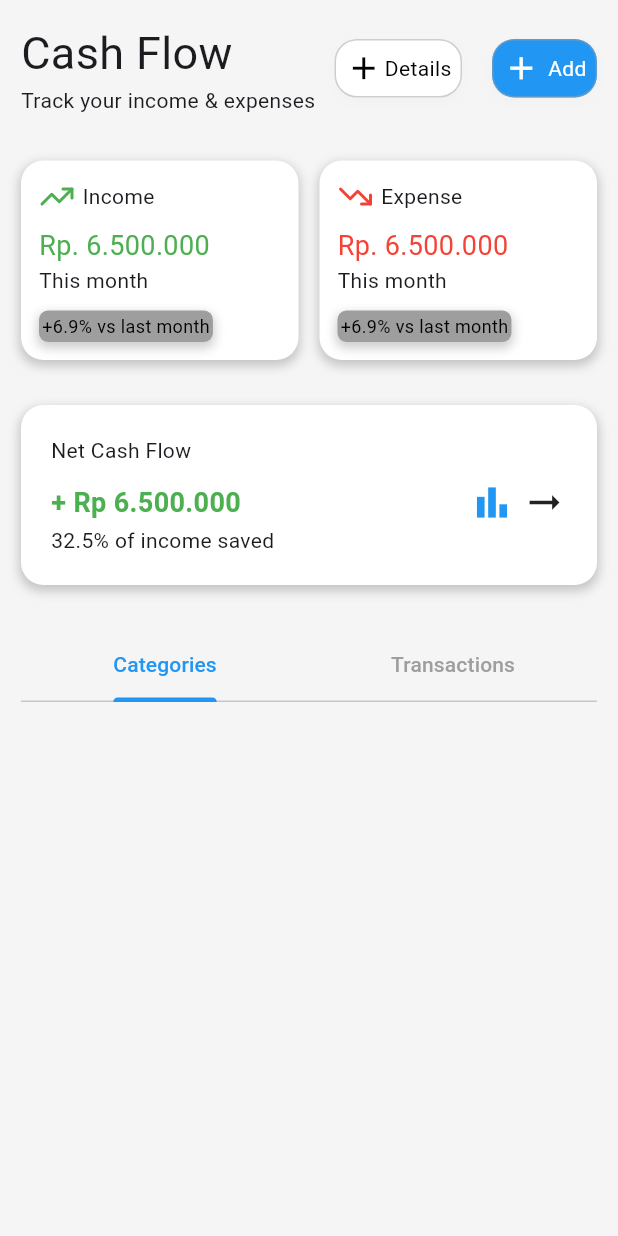
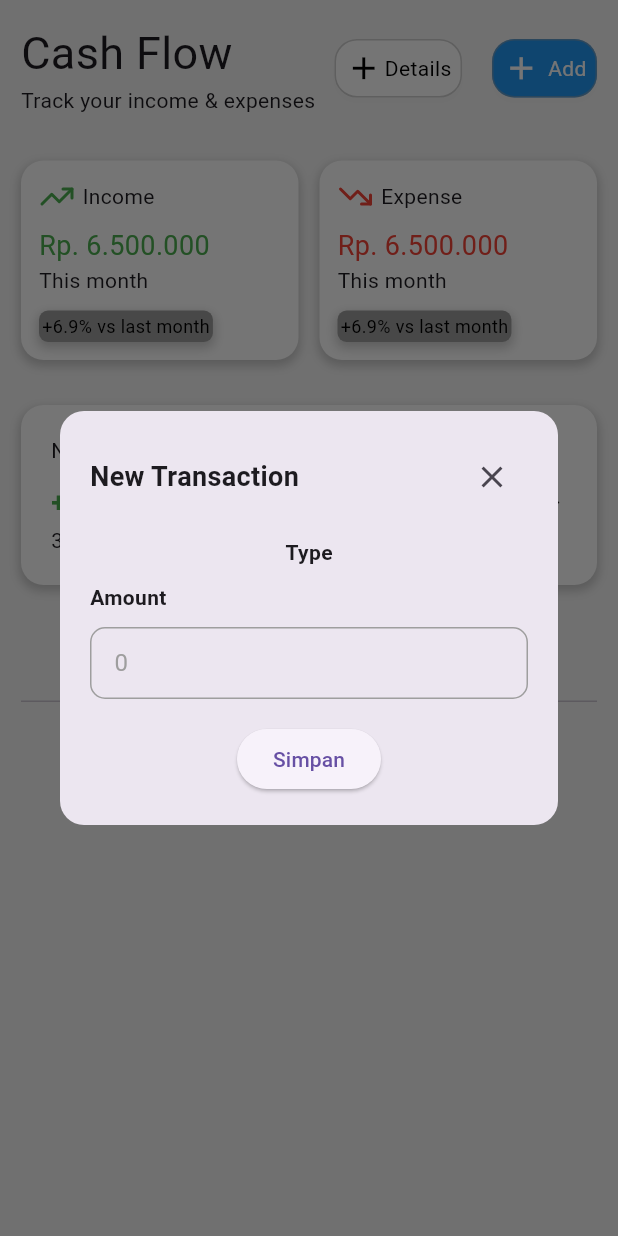
Before and after one commit to Boyzest-Saragih/financialManager, a Flutter app: the CashFlowScreen screen opened directly, after a tap on "Add", on a phone screen of 412 x 824 dp. Run offline on Flutter 3.47's test engine with Material 3 defaults, Android fonts, the phone set to English and light mode, and no system bars; our stand-ins replace cloud_firestore, firebase_auth, firebase_core, fl_chart, lucide_icons_flutter; accounts and stored records are empty.

Commit message:
add dialog screen

```diff
--- a/lib/models/income_expense_model.dart
+++ b/lib/models/income_expense_model.dart
@@ -1,11 +1,9 @@
 class IncomeExpenseModel {
-  final String id;
   final String labelMonth;
   final double income;
   final double expense;
 
   IncomeExpenseModel({
-    required this.id,
     required this.labelMonth,
     required this.income,
     required this.expense,
@@ -15,7 +13,6 @@ class IncomeExpenseModel {
 
   factory IncomeExpenseModel.fromMap(Map<String, dynamic> map, String docId) {
     return IncomeExpenseModel(
-      id: docId,
       labelMonth: map['labelMonth'] ?? '',
       income: (map['income'] ?? 0).toDouble(),
       expense: (map['expense'] ?? 0).toDouble(),
--- /dev/null
+++ b/lib/screens/cashflow/add_dialog.dart
@@ -0,0 +1,86 @@
+import 'package:financemanager/models/monthly_expense_model.dart';
+import 'package:financemanager/widgets/custom/custom_textField.dart';
+import 'package:flutter/material.dart';
+import 'package:provider/provider.dart';
+
+class AddDialog extends StatefulWidget {
+  const AddDialog({super.key});
+
+  @override
+  State<AddDialog> createState() => _AddDialogState();
+}
+
+class _AddDialogState extends State<AddDialog> {
+  late List<MonthlyExpenseItem> datas;
+
+  TextEditingController _amountCtr = TextEditingController();
+  TextEditingController _descCtr = TextEditingController();
+
+  final List<String> _typeItems = ["Income", "Expense"];
+  List<String>? _CategoryItems;
+
+  int? amount;
+  String? desc;
+
+  @override
+  void initState() {
+    datas = context.watch<List<MonthlyExpenseItem>>();
+    setState(() {
+      _CategoryItems =
+          datas.map((e) {
+            return e.title;
+          }).toList();
+    });
+    super.initState();
+  }
+
+  @override
+  Widget build(BuildContext context) {
+    return Dialog(
+      shape: RoundedRectangleBorder(borderRadius: BorderRadius.circular(16)),
+      child: Padding(
+        padding: const EdgeInsets.all(20),
+        child: Column(
+          mainAxisSize: MainAxisSize.min,
+          children: [
+            Row(
+              mainAxisAlignment: MainAxisAlignment.spaceBetween,
+              children: [
+                Text(
+                  "New Transaction",
+                  style: TextStyle(fontSize: 18, fontWeight: FontWeight.bold),
+                ),
+                IconButton(
+                  onPressed: () {
+                    Navigator.of(context).pop();
+                  },
+                  icon: Icon(Icons.close),
+                ),
+              ],
+            ),
+            SizedBox(height: 16),
+
+            Text(
+              "Type",
+              style: const TextStyle(fontSize: 14, fontWeight: FontWeight.bold),
+            ),
+            const SizedBox(height: 10),
+
+            CustomTextField(
+              controller: _amountCtr,
+              judul: "Amount",
+              hint: "0",
+              isNumber: true,
+              borderColor: Colors.grey,
+            ),
+            SizedBox(height: 16),
+            ElevatedButton(
+              onPressed: () => Navigator.pop(context),
+              child: Text("Simpan"),
+            ),
+          ],
+        ),
+      ),
+    );
+  }
+}
--- a/lib/screens/cashflow/cash_flow_screen.dart
+++ b/lib/screens/cashflow/cash_flow_screen.dart
@@ -1,3 +1,4 @@
+import 'package:financemanager/screens/cashflow/add_dialog.dart';
 import 'package:financemanager/screens/cashflow/categories.dart';
 import 'package:financemanager/widgets/custom/custom_card_container.dart';
 import 'package:flutter/material.dart';
@@ -72,7 +73,11 @@ class _CashFlowScreenState extends State<CashFlowScreen>
                       const SizedBox(width: 20),
                       CustomCardContainer(
                         onTapCard: () {
-
+                          showDialog(
+                            context: context,
+                            builder: (context) => AddDialog(),
+                          );
+                          print("add plis");
                         },
                         cardColor: Colors.blue,
                         isShadow: false,
@@ -109,8 +114,11 @@ class _CashFlowScreenState extends State<CashFlowScreen>
                       children: [
                         Row(
                           children: [
-                            const Icon(LucideIcons.trendingUp, color: Colors.green),
-                            const SizedBox(width: 5,),
+                            const Icon(
+                              LucideIcons.trendingUp,
+                              color: Colors.green,
+                            ),
+                            const SizedBox(width: 5),
                             const Text("Income"),
                           ],
                         ),
@@ -142,8 +150,11 @@ class _CashFlowScreenState extends State<CashFlowScreen>
                       children: [
                         Row(
                           children: [
-                            const Icon(LucideIcons.trendingDown, color: Colors.red),
-                            const SizedBox(width: 5,),
+                            const Icon(
+                              LucideIcons.trendingDown,
+                              color: Colors.red,
+                            ),
+                            const SizedBox(width: 5),
 
                             const Text("Expense"),
                           ],
@@ -217,7 +228,7 @@ class _CashFlowScreenState extends State<CashFlowScreen>
                 unselectedLabelColor: Colors.grey,
                 tabs: [Tab(text: "Categories"), Tab(text: "Transactions")],
               ),
-              const SizedBox(height: 20,),
+              const SizedBox(height: 20),
               SizedBox(
                 height: 800,
                 child: TabBarView(
--- a/lib/screens/cashflow/categories.dart
+++ b/lib/screens/cashflow/categories.dart
@@ -34,6 +34,7 @@ class Categories extends StatelessWidget {
   @override
   Widget build(BuildContext context) {
     final datas = context.watch<List<MonthlyExpenseItem>>();
+    print(datas);
     return Scaffold(
       body: ListView.separated(
         itemCount: datas.length,
--- a/lib/screens/drawer_screen.dart
+++ b/lib/screens/drawer_screen.dart
@@ -17,6 +17,7 @@ class _DrawerScreenState extends State<DrawerScreen> {
     HomeScreen(),
     CashFlowScreen(),
     ChatScreen(),
+    Placeholder(), // Ganti dengan ScanScreen()
     Placeholder(), // Ganti dengan ScanScreen()
   ];
 
```
